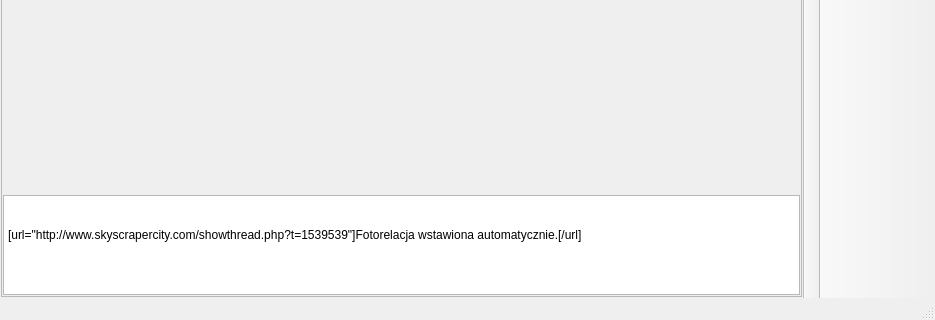
This is src/widgets/mainwindow.ui in fotorelacjonusz/classic as Qt 5 draws it before an edit; both pictures show x 0 to 935 and y 313 to 633 of the 935 by 633 pixel window. The edited form follows.
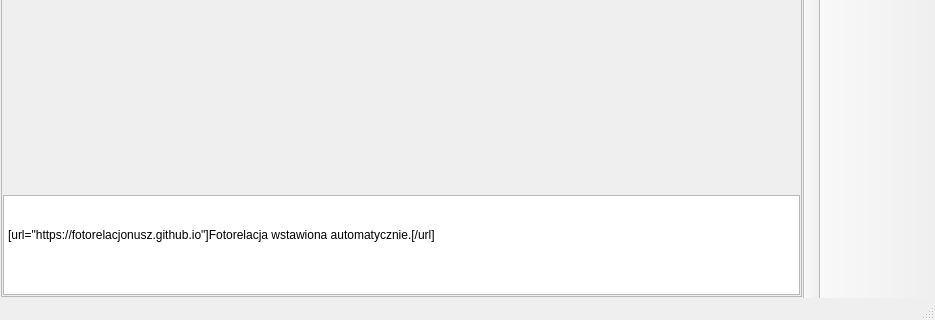
This is the edited form. Icons and pictures are not drawn. Custom widgets are drawn as their Qt base class.

Commit message: Update home page link in post footers

The edit to the form file:
```diff
--- a/src/widgets/mainwindow.ui
+++ b/src/widgets/mainwindow.ui
@@ -137,7 +137,7 @@
           <property name="plainText">
            <string>
 
-[url=&quot;http://www.skyscrapercity.com/showthread.php?t=1539539&quot;]Fotorelacja wstawiona automatycznie.[/url]</string>
+[url=&quot;https://fotorelacjonusz.github.io&quot;]Fotorelacja wstawiona automatycznie.[/url]</string>
           </property>
          </widget>
         </item>
```
The commit also changes 1 other file.
